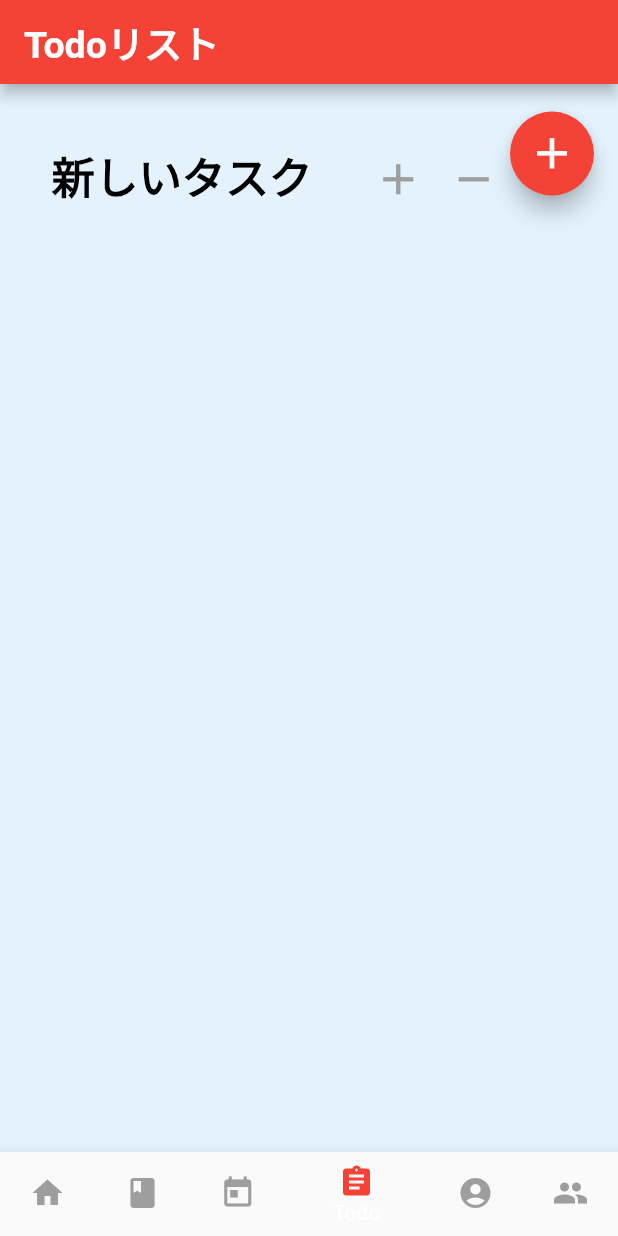
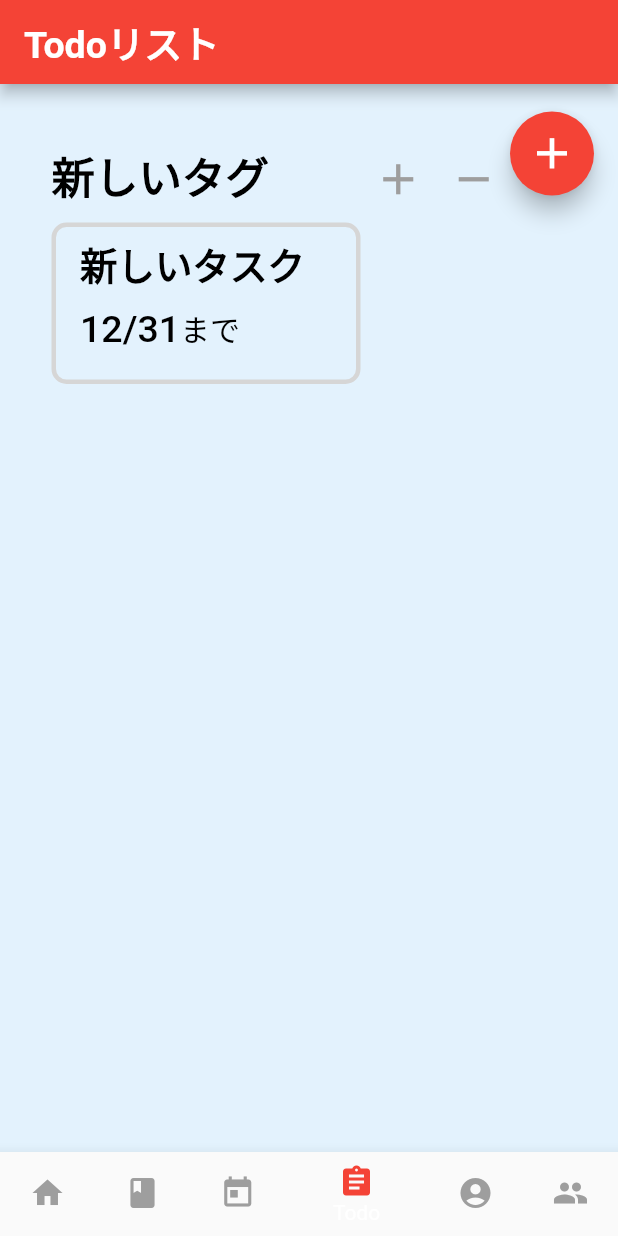
Before and after one commit to 50m-regent/MAI-project, a Flutter app: the screen it shows after launch, item 4 of the bottom bar chosen, after a tap on the "add" icon, on a phone screen of 412 x 824 dp. Run offline on Flutter 3.47's test engine with Material 2 defaults, Android fonts, the phone set to English and light mode, and no system bars; our stand-ins replace firebase_auth, firebase_database, shared_preferences, table_calendar; missing offline and left inert: flutter_unity_widget; accounts and stored records are empty; statements that could not run were skipped.

Commit message:
todoはもういい

```diff
--- a/MAI/lib/Todo/main.dart
+++ b/MAI/lib/Todo/main.dart
@@ -1,9 +1,9 @@
 import 'package:flutter/material.dart';
+
 import '../constants.dart';
 import 'todo.dart';
 
 class TodoPage extends StatelessWidget {
-  @override
   Widget build(BuildContext context) {
     Todo _todo = Todo();
     return Scaffold(
--- a/MAI/lib/home/home.dart
+++ b/MAI/lib/home/home.dart
@@ -42,7 +42,7 @@ class _HomeState extends State {
 
   Widget build(BuildContext context) => Stack(
     children: <Widget>[
-      unityObj,
+      //unityObj,
       Container(
         margin: EdgeInsets.all(margin),
         child: Stack(
--- a/MAI/lib/profile/profile.dart
+++ b/MAI/lib/profile/profile.dart
@@ -29,7 +29,6 @@ class _ProfileState extends State<Profile> {
           });
         }
       _profile = snapshot.value;
-      print('got');
     });
   });
 
--- a/MAI/lib/todo/task.dart
+++ b/MAI/lib/todo/task.dart
@@ -4,51 +4,44 @@ import 'todo.dart';
 import '../constants.dart';
 
 class Task extends StatefulWidget {
-  final String tag, title;
-  final int deadline, priority;
+  final String tag;
+  String title;
 
-  Task({this.tag, this.title, this.deadline, this.priority});
+  Task(this.tag, this.title);
 
   @override
-  State createState() => _TaskState(
-    title: title,
-    priority: priority,
-  );
+  State createState() => _TaskState();
 }
 
 class _TaskState extends State<Task> {
-  String title;
-  int priority;
-
-  _TaskState({this.title, this.priority});
-
   TextEditingController _titleController = TextEditingController();
 
-  Widget _title() {
+  initState() {
+    super.initState();
     _titleController.text = widget.title;
-    return Container(
+  }
+
+  Widget _title() => Container(
     child: TextFormField(
       controller: _titleController,
       decoration: InputDecoration(
         border: InputBorder.none,
       ),
       style: MyTextStyle().largeBold,
-        onEditingComplete: () {
-          todo[widget.tag][_titleController.text] = {'deadline': widget.deadline, 'priority': widget.priority};
+      onEditingComplete: () => setState(() {
+        todo[widget.tag][_titleController.text] = todo[widget.tag][widget.title];
         todo[widget.tag].remove(widget.title);
-          title = _titleController.text;
+        widget.title = _titleController.text;
         saveTodo();
-        },
+      }),
     ),
   );
-  }
 
-  Widget _deadline() {
-    return Row(
+  Widget _deadline() => Row(
     children: <Widget>[
       Text(
         DateFormat('M/d').format(
-            DateTime.parse(widget.deadline.toString())
+          DateTime.parse(todo[widget.tag][widget.title]['deadline'].toString())
         ).toString(),
         style: MyTextStyle().large,
       ),
@@ -58,12 +51,11 @@ class _TaskState extends State<Task> {
       ),
     ],
   );
-  }
 
   @override
   Widget build(BuildContext context) {
-    var colors = [MyColors.box, Colors.yellow, Colors.orange, Colors.red];
-    var color = colors[widget.priority];
+    final List<Color> colors = [MyColors.box, Colors.yellow, Colors.orange, Colors.red];
+    final Color color = colors[todo[widget.tag][widget.title]['priority']];
     return Container(
       width: displaySize.width / 2,
       margin: EdgeInsets.only(right: margin, bottom: margin),
@@ -75,11 +67,10 @@ class _TaskState extends State<Task> {
         ),
       ),
       child: FlatButton(
-        onPressed: () {
-          priority = (widget.priority + 1) % 4;
-          todo[widget.tag][widget.title]['priority'] = widget.priority;
+        onPressed: () => setState(() {
+          todo[widget.tag][widget.title]['priority'] = (todo[widget.tag][widget.title]['priority'] + 1) % 4;
           saveTodo();
-        },
+        }),
         child: Column(
           crossAxisAlignment: CrossAxisAlignment.start,
           children: <Widget>[
--- a/MAI/lib/todo/task_row.dart
+++ b/MAI/lib/todo/task_row.dart
@@ -1,41 +1,25 @@
-import 'package:firebase_database/firebase_database.dart';
 import 'package:flutter/material.dart';
+
 import 'todo.dart';
 import '../constants.dart';
 import 'task.dart';
 
 class TaskRow extends StatefulWidget {
-  final todoList;
-  final tasks;
-  TaskRow(this.todoList, this.tasks);
+  String tag;
+  TaskRow(this.tag);
 
-  @override
-  State createState() => _TaskRowState();
+  _TaskRowState createState() => _TaskRowState();
 }
 
 class _TaskRowState extends State<TaskRow> {
-  String tag;
   List<Task> _taskList = [];
   TextEditingController _tagController = TextEditingController();
 
-  @override
   initState() {
     super.initState();
-    widget.tasks.forEach((_k, _v) {
-      tag = _k;
-      _tagController.text = tag;
-      _v.forEach((_title, _t) {
-        _taskList.add(
-          Task(
-            tag: _k,
-            title: _title,
-            deadline: _t['deadline'],
-            priority: _t['priority'],
-          )
-        );
-      });
-    });
-    _taskList.sort( (b, a) => a.priority.compareTo(b.priority) );
+    _tagController.text = widget.tag;
+    todo[widget.tag].forEach((_title, _tasks) => _taskList.add(Task(widget.tag, _title)));
+    _taskList.sort( (b, a) => todo[widget.tag][a.title]['priority'].compareTo(todo[widget.tag][b.title]['priority']) );
   }
 
   Widget _newTaskIcon() => IconButton(
@@ -46,16 +30,11 @@ class _TaskRowState extends State<TaskRow> {
       color: MyColors.icon,
     ),
     onPressed: () => setState(() {
-      _taskList.add(
-        Task(
-          tag: tag,
-          title: '新しいタスク',
-          deadline: 20201231,
-          priority: 0,
-        )
-      );
-      todo[tag]['新しいタスク'] = {'deadline': 20201231, 'priority': 0};
-      saveTodo();
+      if(todo[widget.tag]['新しいタスク'] == null){
+        _taskList.add(Task(widget.tag, '新しいタスク'));
+        todo[widget.tag]['新しいタスク'] = {'deadline': 20201231, 'priority': 0};
+        saveTodo();
+      }
     }),
   );
 
@@ -66,12 +45,11 @@ class _TaskRowState extends State<TaskRow> {
     ),
     tooltip: 'タグ削除',
     iconSize: iconSize,
-    onPressed: () {
-      setState(() {
-        todo.remove(tag);
-        saveTodo();
-      });
-    },
+    onPressed: () => setState(() {
+      todo.remove(widget.tag);
+      saveTodo();
+      dispose();
+    }),
   );
 
   Widget _taskTag() => Row(
@@ -84,12 +62,12 @@ class _TaskRowState extends State<TaskRow> {
             border: InputBorder.none,
           ),
           style: MyTextStyle().bigBold,
-          onEditingComplete: () {
-            todo[_tagController.text] = todo[tag];
-            todo.remove(tag);
-            tag = _tagController.text;
+          onEditingComplete: () => setState(() {
+            todo[_tagController.text] = todo[widget.tag];
+            todo.remove(widget.tag);
+            widget.tag = _tagController.text;
             saveTodo();
-          },
+          }),
         ),
       ),
       _newTaskIcon(),
--- a/MAI/lib/todo/todo.dart
+++ b/MAI/lib/todo/todo.dart
@@ -6,7 +6,8 @@ import 'dart:convert';
 import '../constants.dart';
 import 'task_row.dart';
 
-Map<dynamic, dynamic> todo = {};
+Map<String, dynamic> todo = {};
+List<String> _tagList = [];
 
 getTodo() async {
   final SharedPreferences prefs = await SharedPreferences.getInstance();
@@ -19,25 +20,28 @@ getTodo() async {
 saveTodo() async {
   final SharedPreferences prefs = await SharedPreferences.getInstance();
   prefs.setString('todo', json.encode(todo));
+  getTodo();
 }
 
 class Todo extends StatefulWidget {
   final _TodoState state = _TodoState();
 
-  @override
   _TodoState createState() => state;
 }
 
 class _TodoState extends State<Todo> {
-  _TodoState() {
+  initState() {
+    super.initState();
     getTodo();
   }
 
   FloatingActionButton newTagIcon() => FloatingActionButton(
     onPressed: () => setState(() {
-      todo['新しいタスク'] = {
-        'deadline': 20201231,
-        'priority': 0,
+      todo['新しいタグ'] = {
+        '新しいタスク': {
+          'deadline': 20201231,
+          'priority': 0,
+        }
       };
       saveTodo();
     }),
@@ -49,14 +53,10 @@ class _TodoState extends State<Todo> {
     ),
   );
 
-  List<Map<String, dynamic>> _getTasks() {
-    List<Map<String, dynamic>> _tasks = [];
-    todo.forEach((_tag, _t) => _tasks.add({_tag: _t}));
-    return _tasks;
-  }
+  Widget _todoList() {
+    _tagList = [];
+    todo.forEach((_tag, _tasks) => _tagList.add(_tag));
 
-  Widget _todoList() {
-    List<Map<String, dynamic>> _tasks = _getTasks();
     return Container(
       color: Colors.transparent,
       padding: EdgeInsets.only(
@@ -66,13 +66,12 @@ class _TodoState extends State<Todo> {
         bottom: margin * 2,
       ),
       child: ListView.builder(
-        itemCount: todo.length,
-        itemBuilder: (BuildContext context, int index) => TaskRow(this, _tasks[index]),
+        itemCount: _tagList.length,
+        itemBuilder: (BuildContext context, int index) => TaskRow(_tagList[index]),
       ),
     );
   }
 
-  @override
   Widget build(BuildContext context) => todo.length == 0 ? Center(
     child: Column(
       mainAxisAlignment: MainAxisAlignment.center,
```
Lines whose indentation alone changed are shown as unchanged.
